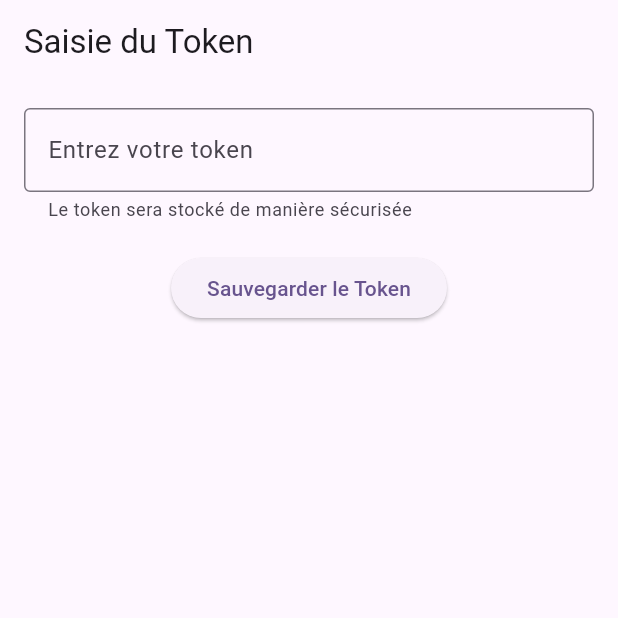
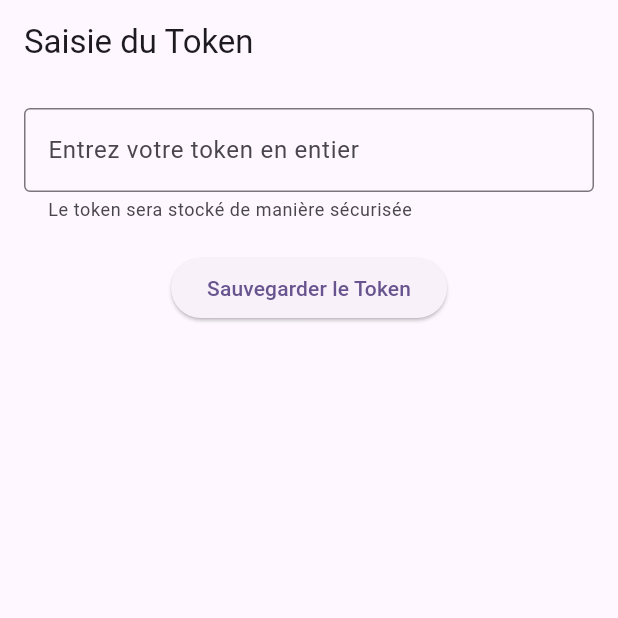
Before and after one commit to Kann94/flutter-token-app, a Flutter app: the screen it shows after launch, on a phone screen of 412 x 824 dp, the top half of it. Run offline on Flutter 3.47's test engine with Material 3 defaults, Android fonts, the phone set to English and light mode, and no system bars; our stand-ins replace flutter_secure_storage.

Commit message:
chngenment de label

```diff
--- a/lib/main.dart
+++ b/lib/main.dart
@@ -85,7 +85,7 @@ class _TokenFormScreenState extends State<TokenFormScreen> {
               TextFormField(
                 controller: _tokenController,
                 decoration: InputDecoration(
-                  labelText: 'Entrez votre token',
+                  labelText: 'Entrez votre token en entier',
                   border: OutlineInputBorder(),
                   // Aide visuelle pour l'utilisateur
                   helperText: 'Le token sera stocké de manière sécurisée',
@@ -93,7 +93,7 @@ class _TokenFormScreenState extends State<TokenFormScreen> {
                 // Validation du champ
                 validator: (value) {
                   if (value == null || value.isEmpty) {
-                    return ''Consulter le Token';
+                    return 'Veuillez entrer un token';
                   }
                   return null;
                 },
```
